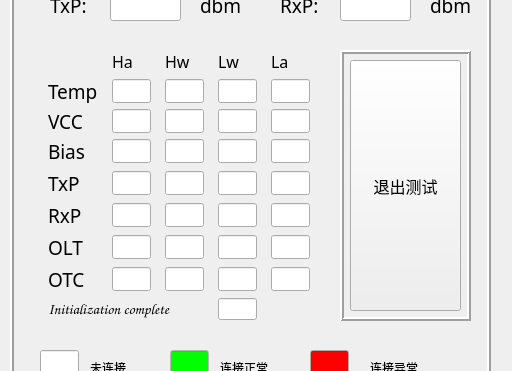
Above: workplace/TestBoard/SFP_Board/SFP.ui from Aphranda/PythonCode before the change; both pictures show x 0 to 512 and y 250 to 621 of the 512 by 702 pixel window. Below: the same form after it.
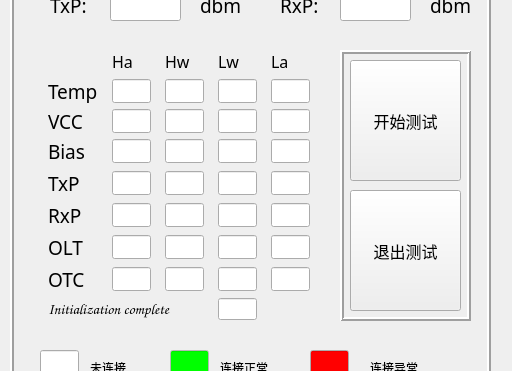
That is the form after the change. Icons and pictures are not drawn.

```diff
--- a/workplace/TestBoard/SFP_Board/SFP.ui
+++ b/workplace/TestBoard/SFP_Board/SFP.ui
@@ -1437,9 +1437,9 @@
       <property name="geometry">
        <rect>
         <x>10</x>
-        <y>10</y>
+        <y>140</y>
         <width>111</width>
-        <height>251</height>
+        <height>121</height>
        </rect>
       </property>
       <property name="minimumSize">
@@ -1458,6 +1458,31 @@
        <string>退出测试</string>
       </property>
      </widget>
+     <widget class="QPushButton" name="pushButton_OK">
+      <property name="geometry">
+       <rect>
+        <x>10</x>
+        <y>10</y>
+        <width>111</width>
+        <height>121</height>
+       </rect>
+      </property>
+      <property name="minimumSize">
+       <size>
+        <width>0</width>
+        <height>41</height>
+       </size>
+      </property>
+      <property name="font">
+       <font>
+        <family>黑体</family>
+        <pointsize>12</pointsize>
+       </font>
+      </property>
+      <property name="text">
+       <string>开始测试</string>
+      </property>
+     </widget>
     </widget>
    </widget>
    <widget class="QLabel" name="label">
```
